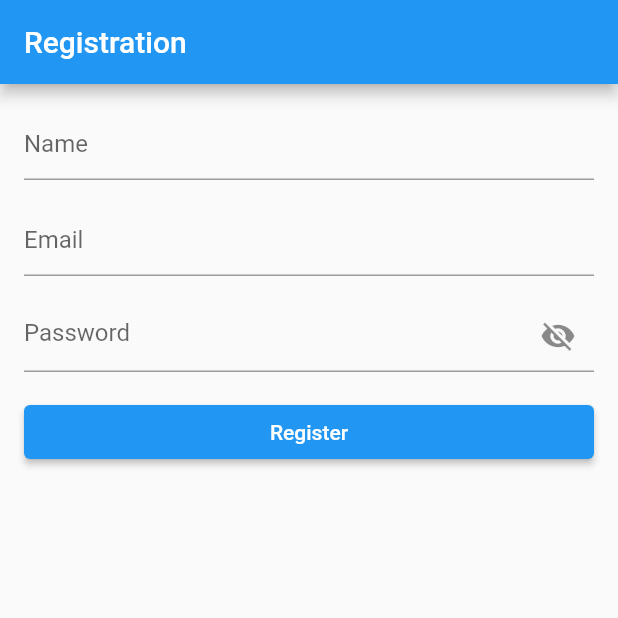
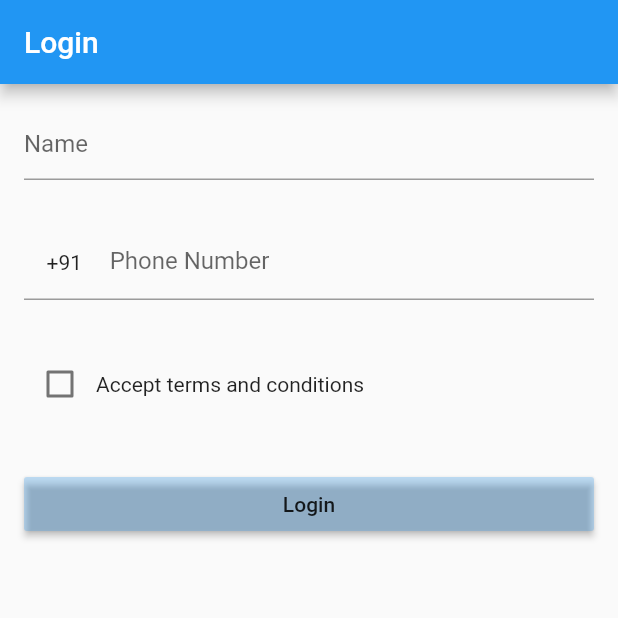
Before and after one commit to siddharth4u/getx_demo, a Flutter app: the screen it shows after launch, on a phone screen of 412 x 824 dp, the top half of it. Run offline on Flutter 3.47's test engine with Material 2 defaults, Android fonts, the phone set to English and light mode, and no system bars; our stand-ins replace get; missing offline and left inert: dart:html.

Commit message:
login validation in modern way

```diff
--- a/lib/main.dart
+++ b/lib/main.dart
@@ -1,6 +1,7 @@
 import 'package:flutter/material.dart';
 import 'package:get/get.dart';
 import 'package:getx_demo/formValidation/registration_scrren.dart';
+import 'package:getx_demo/modren_validation/login_screen.dart';
 
 import 'color_demo/color_screen.dart';
 import 'counter_app.dart';
@@ -16,7 +17,7 @@ class MyApp extends StatelessWidget {
   Widget build(BuildContext context) {
     return GetMaterialApp(
       debugShowCheckedModeBanner: false,
-      home: RegistrationScreen(),
+      home: LoginScreen(),
     );
   }
 }
--- /dev/null
+++ b/lib/modren_validation/login_screen.dart
@@ -0,0 +1,118 @@
+import 'package:flutter/material.dart';
+import 'package:get/get.dart';
+import 'package:getx_demo/modren_validation/login_controller.dart';
+
+class LoginScreen extends StatelessWidget {
+  //
+  final LoginController loginController = Get.put(LoginController());
+
+  //
+  @override
+  Widget build(BuildContext context) {
+    return Scaffold(
+      //
+      appBar: AppBar(
+        title: Text('Login'),
+      ),
+
+      //
+
+      body: Form(
+        //
+        key: loginController.loginFormKey,
+
+        //
+        child: ListView(
+          padding: EdgeInsets.all(16),
+
+          //
+          children: [
+            // name
+            TextFormField(
+              decoration: InputDecoration(hintText: 'Name'),
+              textCapitalization: TextCapitalization.words,
+
+              //
+              controller: loginController.nameController,
+
+              //
+              onChanged: loginController.onNameValueChaned,
+            ),
+
+            SizedBox(height: 32),
+
+            // phone number
+            TextFormField(
+              decoration: InputDecoration(
+                //
+                hintText: 'Phone Number',
+
+                //
+                prefixIcon: Padding(
+                  padding: EdgeInsets.all(15),
+                  child: Text('+91 '),
+                ),
+
+                counterText: '',
+              ),
+              keyboardType: TextInputType.number,
+              maxLength: 10,
+
+              //
+              controller: loginController.mobileNumberController,
+
+              //
+              onChanged: loginController.onMobileNumberValueChaned,
+            ),
+
+            SizedBox(height: 32),
+
+            // show and hide button
+
+            // Obx(
+            //   () => ElevatedButton(
+            //     child: Text('Logn'),
+            //     onPressed: loginController.isLoginEnabled.value
+            //         ? loginController.performLogin
+            //         : null,
+            //   ),
+            // ),
+
+            // Accept terms and conditions checkbox
+            Row(
+              children: [
+                //
+                Obx(
+                  () => Checkbox(
+                    value: loginController.isTermsNConditionAccted.value,
+                    onChanged: loginController.onTermsNConditionValueChanged,
+                  ),
+                ),
+
+                //
+                Text('Accept terms and conditions'),
+              ],
+            ),
+
+            SizedBox(height: 32),
+
+            // login button
+            Obx(
+              () => MaterialButton(
+                color: loginController.isLoginEnabled.value
+                    ? Colors.blue
+                    : Colors.blue.withOpacity(0.25),
+                child: Text('Login'),
+                onPressed: () {
+                  if (loginController.isLoginEnabled.value) {
+                    loginController.performLogin();
+                  }
+                },
+              ),
+            ),
+          ],
+        ),
+      ),
+    );
+  }
+}
```
Also changed, not shown: lib/modren_validation/login_controller.dart (added, +88 -0 lines).
